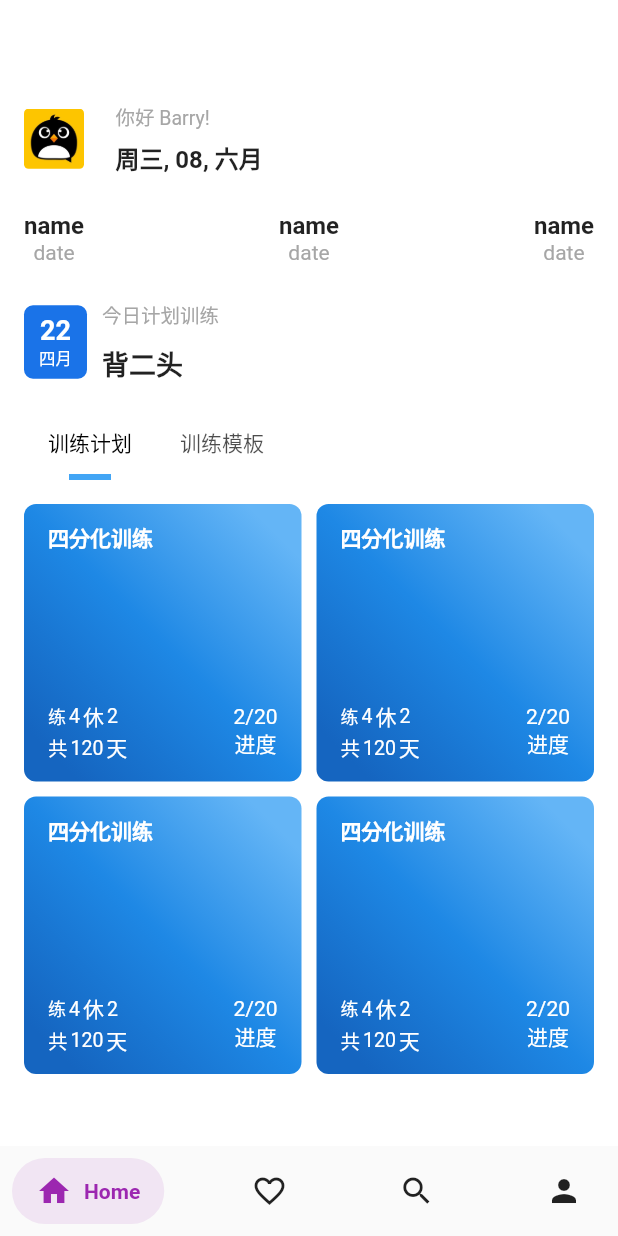
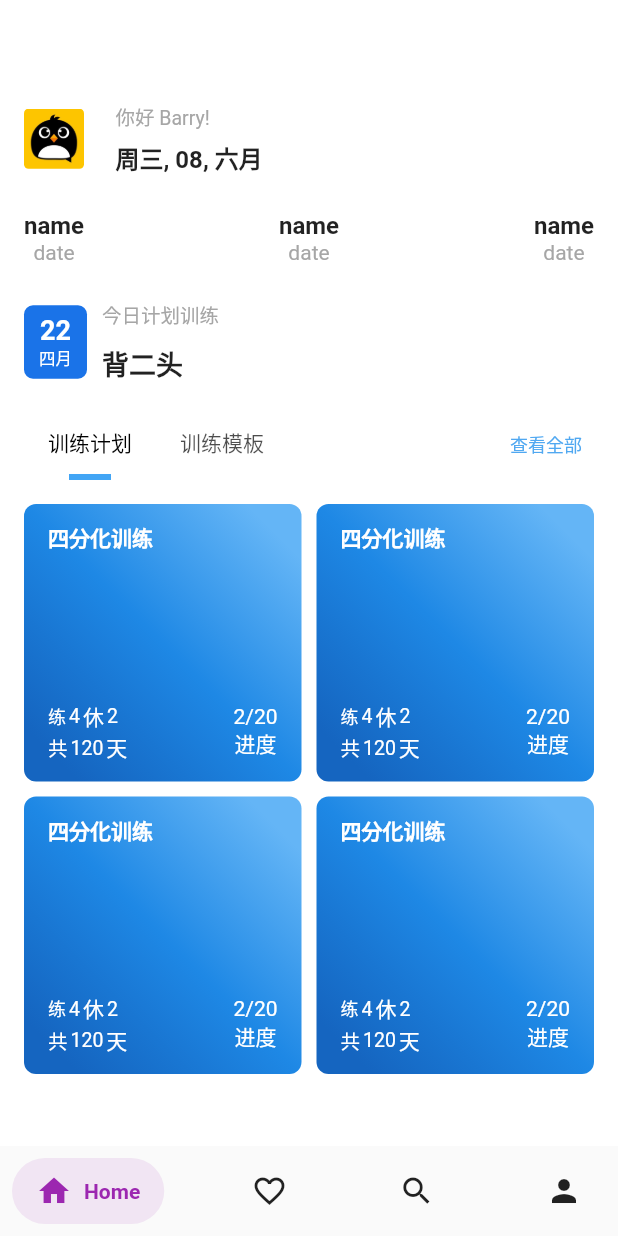
Before and after one commit to BarrySong97/light, a Flutter app: the screen it shows after launch, on a phone screen of 412 x 824 dp. Run offline on Flutter 3.47's test engine with Material 2 defaults, Android fonts, the phone set to English and light mode, and no system bars; drawn by our look-alikes of salomon_bottom_bar; our stand-ins replace fl_chart, modal_bottom_sheet, tab_indicator_styler; missing offline and left inert: route_transitions.

Commit message:
feat(home): add plan detail page

```diff
--- a/lib/pages/Home/components/Plan.dart
+++ b/lib/pages/Home/components/Plan.dart
@@ -1,10 +1,14 @@
 import 'package:flutter/material.dart';
+
+import 'PlanBottomSheet.dart';
 
 class Plan extends StatelessWidget {
   @override
   Widget build(BuildContext context) {
     // TODO: implement build
-    return Container(
+    return GestureDetector(
+      onTap: () => {showLanguageSelectDialog(context)},
+      child: Container(
         // margin: EdgeInsets.only(bottom: 12, right: 12),
         padding: EdgeInsets.symmetric(vertical: 12, horizontal: 16),
         // height: 60,
@@ -49,6 +53,7 @@ class Plan extends StatelessWidget {
               ],
             )
           ],
+        ),
       ),
     );
   }
--- a/lib/pages/Home/index.dart
+++ b/lib/pages/Home/index.dart
@@ -47,13 +47,12 @@ class _Home extends State<Home> with SingleTickerProviderStateMixin {
                 ),
                 Container(
                   // width: 50,
-                  child: Align(
-                    alignment: Alignment.centerLeft,
-                    child: TabBar(
+                  child: Row(
+                    mainAxisAlignment: MainAxisAlignment.spaceBetween,
+                    children: [
+                      TabBar(
                         indicatorColor: Colors.blue,
                         isScrollable: true,
-                      // labelPadding: EdgeInsets.only(left: 0, right: 0),
-                      // isScrollable: true,
                         controller: _tabController,
                         tabs: [
                           Tab(
@@ -74,6 +73,14 @@ class _Home extends State<Home> with SingleTickerProviderStateMixin {
                           paintingStyle: PaintingStyle.fill,
                         ),
                       ),
+                      TextButton(
+                          onPressed: () {},
+                          child: Text(
+                            '查看全部',
+                            style: TextStyle(
+                                fontSize: 12, color: Color(0xff50a8f1)),
+                          ))
+                    ],
                   ),
                 ),
                 SizedBox(
--- a/pubspec.yaml
+++ b/pubspec.yaml
@@ -37,6 +37,8 @@ dependencies:
   cupertino_icons: ^1.0.2
   salomon_bottom_bar: ^3.3.1
   fl_chart: ^0.55.2
+  modal_bottom_sheet: ^2.1.2
+  route_transitions: ^2.0.1
   tab_indicator_styler: ^2.0.0
 
 dev_dependencies:
```
Also changed, not shown: lib/pages/Home/components/PlanBottomSheet.dart (added, +90 -0 lines), pubspec.lock. Lines whose indentation alone changed are shown as unchanged.
